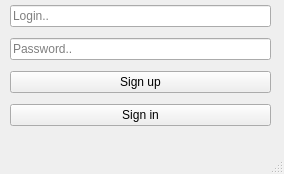
Qt form auth.ui (maksim04021/MMM) before a commit.
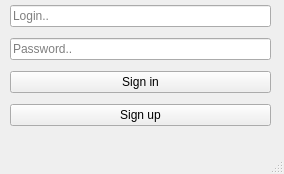
The same form after that commit.

The edit to the form file:
```diff
--- a/auth.ui
+++ b/auth.ui
@@ -14,7 +14,7 @@
    <string>MainWindow</string>
   </property>
   <widget class="QWidget" name="centralwidget">
-   <widget class="QWidget" name="">
+   <widget class="QWidget" name="layoutWidget">
     <property name="geometry">
      <rect>
       <x>10</x>
@@ -47,17 +47,17 @@
      <item>
       <widget class="QPushButton" name="sup">
        <property name="text">
-        <string>Sign up</string>
-       </property>
-      </widget>
-     </item>
-     <item>
-      <widget class="QPushButton" name="sin">
-       <property name="text">
         <string>Sign in</string>
        </property>
       </widget>
      </item>
+     <item>
+      <widget class="QPushButton" name="sin">
+       <property name="text">
+        <string>Sign up</string>
+       </property>
+      </widget>
+     </item>
     </layout>
    </widget>
   </widget>
```
